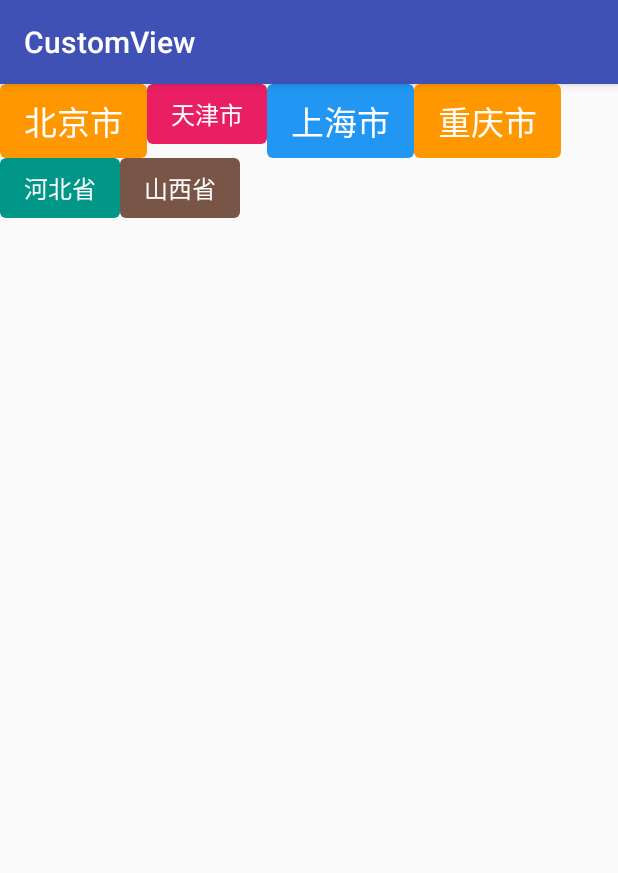
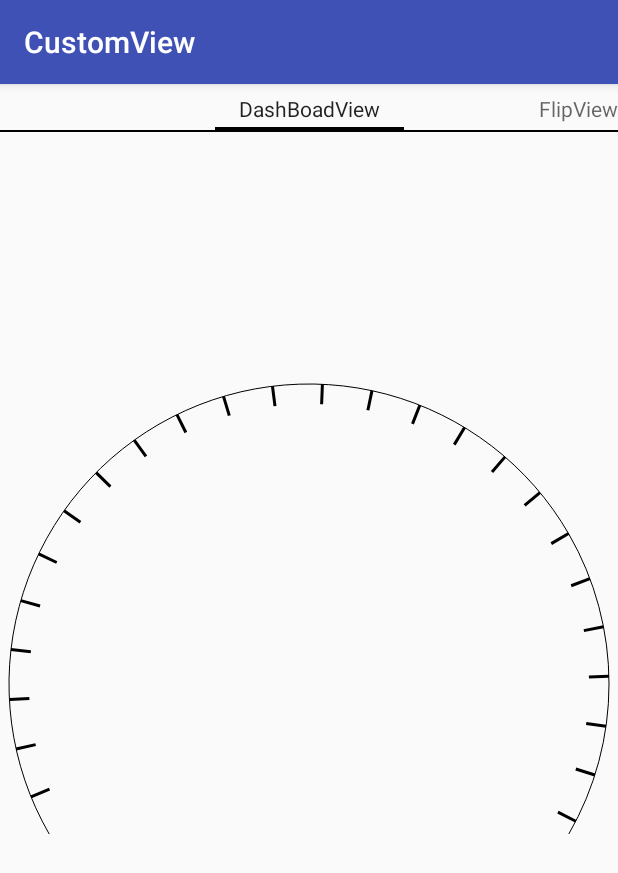
Before and after one commit to lushiyu5277/CustomView, an Android app: the screen it shows after launch (MainActivity), on a phone screen of 412 x 824 dp. Shown: the top 873 px of the screen. Run offline under Robolectric (Android 15) with nearby library versions, the phone set to English and light mode, and no system bars.

Commit message:
build base struct of custom view

```diff
--- a/app/build.gradle
+++ b/app/build.gradle
@@ -30,6 +30,7 @@ dependencies {
     implementation 'io.reactivex.rxjava2:rxjava:2.2.5'
     implementation 'com.squareup.retrofit2:retrofit:2.5.0'
     implementation "org.jetbrains.kotlin:kotlin-stdlib-jdk7:$kotlin_version"
+    implementation 'com.android.support:design:28.0.0'
 }
 repositories {
     mavenCentral()
--- a/app/src/main/java/com/geek/shiyulu/customview/MainActivity.java
+++ b/app/src/main/java/com/geek/shiyulu/customview/MainActivity.java
@@ -1,20 +1,27 @@
 package com.geek.shiyulu.customview;
 
+import android.os.Bundle;
+import android.support.design.widget.TabLayout;
+import android.support.v4.view.PagerTabStrip;
+import android.support.v4.view.ViewPager;
 import android.support.v7.app.AppCompatActivity;
-import android.os.Bundle;
 
-import com.geek.shiyulu.customview.canvasview.ZhihuLogoView;
+import com.geek.shiyulu.customview.adapter.ViewFragmentPagerAdapter;
 
 public class MainActivity extends AppCompatActivity {
 
-    private ZhihuLogoView logoView;
+    TabLayout tabLayout;
+    String[] tabTitle = {"DashBoadView", "FlipView", "TagLayout"};
+    ViewPager mViewPager;
+    PagerTabStrip mPagerTabStrip;
 
     @Override
     protected void onCreate(Bundle savedInstanceState) {
         super.onCreate(savedInstanceState);
         setContentView(R.layout.activity_main);
-//        logoView = findViewById(R.id.zhihuView);
-//        logoView.startAnimator();
+        mViewPager = findViewById(R.id.view_pager);
+        mPagerTabStrip = findViewById(R.id.pager_tab_strip);
+        mViewPager.setAdapter(new ViewFragmentPagerAdapter(getSupportFragmentManager(),tabTitle));
     }
 
     @Override
--- a/app/src/main/java/com/geek/shiyulu/customview/adapter/ViewFragmentPagerAdapter.java
+++ b/app/src/main/java/com/geek/shiyulu/customview/adapter/ViewFragmentPagerAdapter.java
@@ -1,22 +1,45 @@
 package com.geek.shiyulu.customview.adapter;
 
+import android.support.annotation.Nullable;
 import android.support.v4.app.Fragment;
 import android.support.v4.app.FragmentManager;
 import android.support.v4.app.FragmentPagerAdapter;
 
+import com.geek.shiyulu.customview.fragment.DashBoardViewFragment;
+import com.geek.shiyulu.customview.fragment.FlipViewFragment;
+import com.geek.shiyulu.customview.fragment.TagLayoutFragment;
+
 public class ViewFragmentPagerAdapter extends FragmentPagerAdapter {
 
-    public ViewFragmentPagerAdapter(FragmentManager fm) {
+    private String[] mNameList;
+
+    public ViewFragmentPagerAdapter(FragmentManager fm, String[] nameList) {
         super(fm);
+        this.mNameList = nameList;
     }
 
     @Override
     public Fragment getItem(int position) {
-        return null;
+        switch (mNameList[position]) {
+            case "DashBoadView":
+                return new DashBoardViewFragment();
+            case "FlipView":
+                return new FlipViewFragment();
+            case "TagLayout":
+                return new TagLayoutFragment();
+        }
+        return new TagLayoutFragment();
+
+    }
+
+    @Nullable
+    @Override
+    public CharSequence getPageTitle(int position) {
+        return mNameList[position];
     }
 
     @Override
     public int getCount() {
-        return 0;
+        return mNameList.length;
     }
 }
--- /dev/null
+++ b/app/src/main/java/com/geek/shiyulu/customview/fragment/BaseFragment.java
@@ -0,0 +1,85 @@
+package com.geek.shiyulu.customview.fragment;
+
+import android.app.Activity;
+import android.os.Bundle;
+import android.support.annotation.NonNull;
+import android.support.annotation.Nullable;
+import android.support.v4.app.Fragment;
+import android.util.Log;
+import android.view.LayoutInflater;
+import android.view.View;
+import android.view.ViewGroup;
+
+public abstract class BaseFragment extends Fragment {
+
+    public abstract String getFragmentName();
+
+    @Override
+    public void onCreate(@Nullable Bundle savedInstanceState) {
+        super.onCreate(savedInstanceState);
+        Log.i(getFragmentName(), "OnCreate");
+    }
+
+    @Nullable
+    @Override
+    public View onCreateView(@NonNull LayoutInflater inflater, @Nullable ViewGroup container, @Nullable Bundle savedInstanceState) {
+        Log.i(getFragmentName(), "onCreateView");
+        return null;
+    }
+
+    @Override
+    public void onAttach(Activity activity) {
+        super.onAttach(activity);
+        Log.i(getFragmentName(), "onAttatch Activity");
+    }
+
+    @Override
+    public void onAttachFragment(Fragment childFragment) {
+        super.onAttachFragment(childFragment);
+        Log.i(getFragmentName(), "onAttachFragment");
+    }
+
+    @Override
+    public void onResume() {
+        super.onResume();
+        Log.i(getFragmentName(), "onResume");
+    }
+
+    @Override
+    public void onStart() {
+        super.onStart();
+        Log.i(getFragmentName(), "onStart");
+    }
+
+    @Override
+    public void onPause() {
+        super.onPause();
+        Log.i(getFragmentName(), "onPause");
+    }
+
+    @Override
+    public void onStop() {
+        super.onStop();
+        Log.i(getFragmentName(), "onStop");
+    }
+
+    @Override
+    public void onDestroyView() {
+        super.onDestroyView();
+        Log.i(getFragmentName(), "onDestroyView");
+    }
+
+    @Override
+    public void onDetach() {
+        super.onDetach();
+        Log.i(getFragmentName(), "onDetach");
+    }
+
+    @Override
+    public void onDestroy() {
+        super.onDestroy();
+        Log.i(getFragmentName(), "onDestroy");
+    }
+
+
+}
--- /dev/null
+++ b/app/src/main/java/com/geek/shiyulu/customview/fragment/DashBoardViewFragment.java
@@ -0,0 +1,27 @@
+package com.geek.shiyulu.customview.fragment;
+
+import android.os.Bundle;
+import android.support.annotation.NonNull;
+import android.support.annotation.Nullable;
+import android.support.v4.app.Fragment;
+import android.view.LayoutInflater;
+import android.view.View;
+import android.view.ViewGroup;
+
+import com.geek.shiyulu.customview.R;
+
+public class DashBoardViewFragment extends BaseFragment {
+
+
+    @Override
+    public String getFragmentName() {
+        return "DashBoardViewFragment";
+    }
+
+    @Nullable
+    @Override
+    public View onCreateView(@NonNull LayoutInflater inflater, @Nullable ViewGroup container, @Nullable Bundle savedInstanceState) {
+        super.onCreateView(inflater, container, savedInstanceState);
+        return inflater.inflate(R.layout.fragment_dashboadview, null);
+    }
+}
--- /dev/null
+++ b/app/src/main/java/com/geek/shiyulu/customview/fragment/FlipViewFragment.java
@@ -0,0 +1,27 @@
+package com.geek.shiyulu.customview.fragment;
+
+import android.os.Bundle;
+import android.support.annotation.NonNull;
+import android.support.annotation.Nullable;
+import android.support.v4.app.Fragment;
+import android.view.LayoutInflater;
+import android.view.View;
+import android.view.ViewGroup;
+
+import com.geek.shiyulu.customview.R;
+
+public class FlipViewFragment extends BaseFragment {
+
+
+    @Override
+    public String getFragmentName() {
+        return "FlipViewFragment";
+    }
+
+    @Nullable
+    @Override
+    public View onCreateView(@NonNull LayoutInflater inflater, @Nullable ViewGroup container, @Nullable Bundle savedInstanceState) {
+        super.onCreateView(inflater, container, savedInstanceState);
+        return inflater.inflate(R.layout.fragment_flipview, null);
+    }
+}
--- a/app/src/main/res/layout/activity_main.xml
+++ b/app/src/main/res/layout/activity_main.xml
@@ -7,41 +7,9 @@
     android:orientation="vertical"
     tools:context=".MainActivity">
 
-    <com.geek.shiyulu.customview.layout.TagLayout
-        android:layout_width="match_parent"
-        android:layout_height="wrap_content">
-
-        <com.geek.shiyulu.customview.canvasview.ColoredTextView
-            android:layout_width="wrap_content"
-            android:layout_height="wrap_content"
-            android:text="北京市" />
-
-        <com.geek.shiyulu.customview.canvasview.ColoredTextView
-            android:layout_width="wrap_content"
-            android:layout_height="wrap_content"
-            android:text="天津市" />
-
-        <com.geek.shiyulu.customview.canvasview.ColoredTextView
-            android:layout_width="wrap_content"
-            android:layout_height="wrap_content"
-            android:text="上海市" />
-
-        <com.geek.shiyulu.customview.canvasview.ColoredTextView
-            android:layout_width="wrap_content"
-            android:layout_height="wrap_content"
-            android:text="重庆市" />
-
-        <com.geek.shiyulu.customview.canvasview.ColoredTextView
-            android:layout_width="wrap_content"
-            android:layout_height="wrap_content"
-            android:text="河北省" />
-
-        <com.geek.shiyulu.customview.canvasview.ColoredTextView
-            android:layout_width="wrap_content"
-            android:layout_height="wrap_content"
-            android:text="山西省" />
-
-    </com.geek.shiyulu.customview.layout.TagLayout>
+    <!--<com.geek.shiyulu.customview.touchview.ScalableImageView-->
+        <!--android:layout_width="match_parent"-->
+        <!--android:layout_height="match_parent" />-->
 
     <!--<LinearLayout-->
         <!--android:layout_width="wrap_content"-->
@@ -63,9 +31,6 @@
         <!--android:layout_width="match_parent"-->
         <!--android:layout_height="match_parent" />-->
 
-    <!--<com.geek.shiyulu.customview.canvasview.DashBoadView-->
-        <!--android:layout_width="match_parent"-->
-        <!--android:layout_height="match_parent" />-->
 
     <!--<com.geek.shiyulu.customview.canvasview.SportView-->
         <!--android:layout_width="match_parent"-->
@@ -82,10 +47,6 @@
 
     <!--</FrameLayout>-->
 
-    <!--<com.geek.shiyulu.customview.canvasview.FlipView-->
-        <!--android:layout_width="match_parent"-->
-        <!--android:layout_height="match_parent" />-->
-
     <!--<com.geek.shiyulu.customview.canvasview.ZhihuLogoView-->
         <!--android:id="@+id/zhihuView"-->
         <!--android:layout_width="match_parent"-->
@@ -95,15 +56,17 @@
         <!--android:layout_width="match_parent"-->
         <!--android:layout_height="match_parent" />-->
 
-    <!--<android.support.v4.view.ViewPager-->
-        <!--android:layout_width="match_parent"-->
-        <!--android:layout_height="match_parent">-->
+    <android.support.v4.view.ViewPager
+        android:id="@+id/view_pager"
+        android:layout_width="match_parent"
+        android:layout_height="match_parent">
 
-        <!--<android.support.v4.view.PagerTitleStrip-->
-            <!--android:layout_width="match_parent"-->
-            <!--android:layout_height="wrap_content"-->
-            <!--android:layout_gravity="top"/>-->
+        <android.support.v4.view.PagerTabStrip
+            android:id="@+id/pager_tab_strip"
+            android:layout_width="match_parent"
+            android:layout_height="wrap_content"
+            android:layout_gravity="top"/>
 
-    <!--</android.support.v4.view.ViewPager>-->
+    </android.support.v4.view.ViewPager>
 
 </LinearLayout>
--- /dev/null
+++ b/app/src/main/res/layout/fragment_dashboadview.xml
@@ -0,0 +1,10 @@
+<?xml version="1.0" encoding="utf-8"?>
+<LinearLayout xmlns:android="http://schemas.android.com/apk/res/android"
+    android:orientation="vertical" android:layout_width="match_parent"
+    android:layout_height="match_parent">
+
+    <com.geek.shiyulu.customview.canvasview.DashBoadView
+    android:layout_width="match_parent"
+    android:layout_height="match_parent" />
+
+</LinearLayout>
```
Also changed, not shown: app/src/main/java/com/geek/shiyulu/customview/fragment/TagLayoutFragment.java (added, +25 -0 lines), app/src/main/java/com/geek/shiyulu/customview/touchview/ScalableImageView.java (added, +102 -0 lines), app/src/main/java/com/geek/shiyulu/customview/utils/UIUtil.java (+28 -0 lines), app/src/main/res/layout/fragment_flipview.xml (added, +10 -0 lines), app/src/main/res/layout/fragment_taglayout.xml (added, +42 -0 lines).
